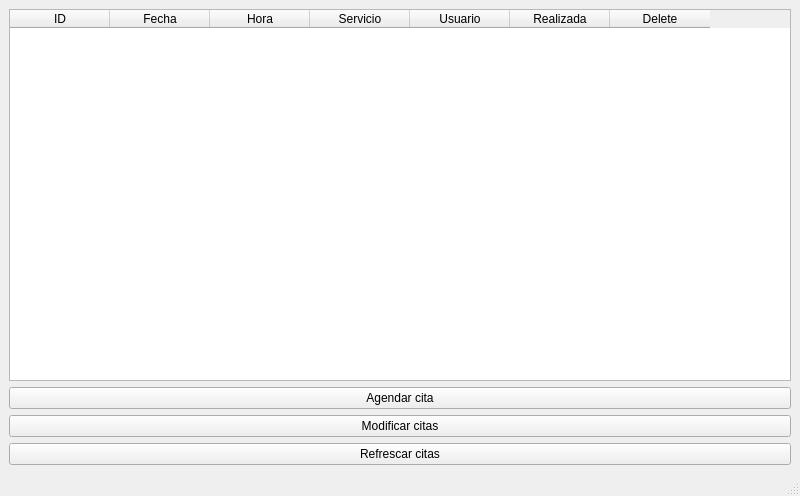
Above: Desktop App/forms/mainwindow.ui from JerryRC18/IngSoftware before the change. Below: the same form after it.
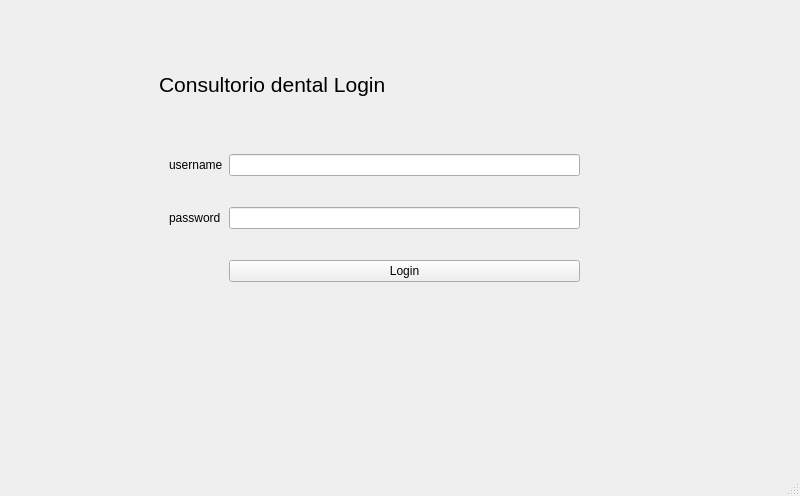
That is the form after the change.

```diff
--- a/Desktop App/forms/mainwindow.ui
+++ b/Desktop App/forms/mainwindow.ui
@@ -19,10 +19,124 @@
   <property name="windowTitle">
    <string>MainWindow</string>
   </property>
+  <property name="styleSheet">
+   <string notr="true"/>
+  </property>
   <widget class="QWidget" name="centralwidget">
    <layout class="QVBoxLayout" name="verticalLayout">
     <item>
+     <widget class="QStackedWidget" name="stackedWidget">
+      <property name="currentIndex">
+       <number>0</number>
+      </property>
+      <widget class="QWidget" name="page">
+       <widget class="QWidget" name="gridLayoutWidget">
+        <property name="geometry">
+         <rect>
+          <x>160</x>
+          <y>120</y>
+          <width>411</width>
+          <height>181</height>
+         </rect>
+        </property>
+        <layout class="QGridLayout" name="gridLayout">
+         <item row="0" column="0">
+          <widget class="QLabel" name="label">
+           <property name="text">
+            <string>username</string>
+           </property>
+          </widget>
+         </item>
+         <item row="0" column="1">
+          <widget class="QLineEdit" name="user_name"/>
+         </item>
+         <item row="1" column="1">
+          <widget class="QLineEdit" name="password"/>
+         </item>
+         <item row="1" column="0">
+          <widget class="QLabel" name="label_2">
+           <property name="text">
+            <string>password</string>
+           </property>
+          </widget>
+         </item>
+         <item row="2" column="1">
+          <widget class="QPushButton" name="login">
+           <property name="text">
+            <string>Login</string>
+           </property>
+          </widget>
+         </item>
+        </layout>
+       </widget>
+       <widget class="QLabel" name="label_3">
+        <property name="geometry">
+         <rect>
+          <x>150</x>
+          <y>50</y>
+          <width>421</width>
+          <height>51</height>
+         </rect>
+        </property>
+        <property name="font">
+         <font>
+          <pointsize>16</pointsize>
+         </font>
+        </property>
+        <property name="text">
+         <string>Consultorio dental Login</string>
+        </property>
+       </widget>
+      </widget>
+      <widget class="QWidget" name="page_2">
+       <widget class="QPushButton" name="pushButton">
+        <property name="geometry">
+         <rect>
+          <x>0</x>
+          <y>282</y>
+          <width>774</width>
+          <height>35</height>
+         </rect>
+        </property>
+        <property name="text">
+         <string>Agendar cita</string>
+        </property>
+       </widget>
+       <widget class="QPushButton" name="pushButton_2">
+        <property name="geometry">
+         <rect>
+          <x>0</x>
+          <y>326</y>
+          <width>774</width>
+          <height>35</height>
+         </rect>
+        </property>
+        <property name="text">
+         <string>Modificar citas</string>
+        </property>
+       </widget>
+       <widget class="QPushButton" name="pushButton_3">
+        <property name="geometry">
+         <rect>
+          <x>0</x>
+          <y>370</y>
+          <width>774</width>
+          <height>35</height>
+         </rect>
+        </property>
+        <property name="text">
+         <string>Refrescar citas</string>
+        </property>
+       </widget>
      <widget class="QTableWidget" name="tableWidget">
+        <property name="geometry">
+         <rect>
+          <x>0</x>
+          <y>-6</y>
+          <width>774</width>
+          <height>279</height>
+         </rect>
+        </property>
       <property name="maximumSize">
        <size>
         <width>1100</width>
@@ -65,26 +179,7 @@
        </property>
       </column>
      </widget>
-    </item>
-    <item>
-     <widget class="QPushButton" name="pushButton">
-      <property name="text">
-       <string>Agendar cita</string>
-      </property>
-     </widget>
-    </item>
-    <item>
-     <widget class="QPushButton" name="pushButton_2">
-      <property name="text">
-       <string>Modificar citas</string>
-      </property>
-     </widget>
-    </item>
-    <item>
-     <widget class="QPushButton" name="pushButton_3">
-      <property name="text">
-       <string>Refrescar citas</string>
-      </property>
+      </widget>
      </widget>
     </item>
    </layout>
```
Left out of the diff: 9 changed lines with no effect on the pictures. Lines whose indentation alone changed are shown as unchanged.
